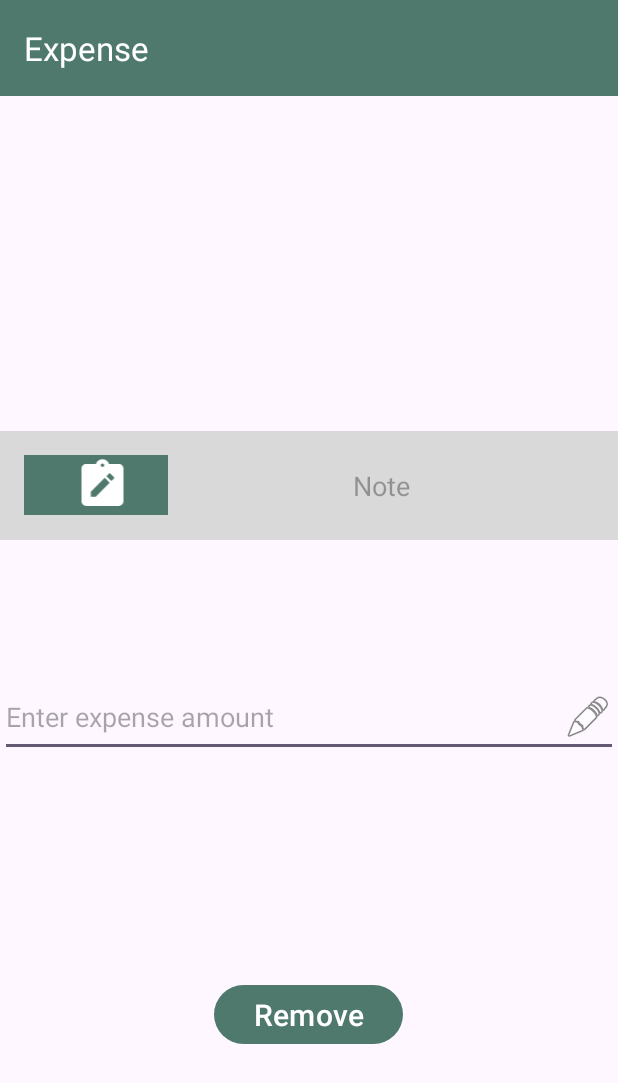
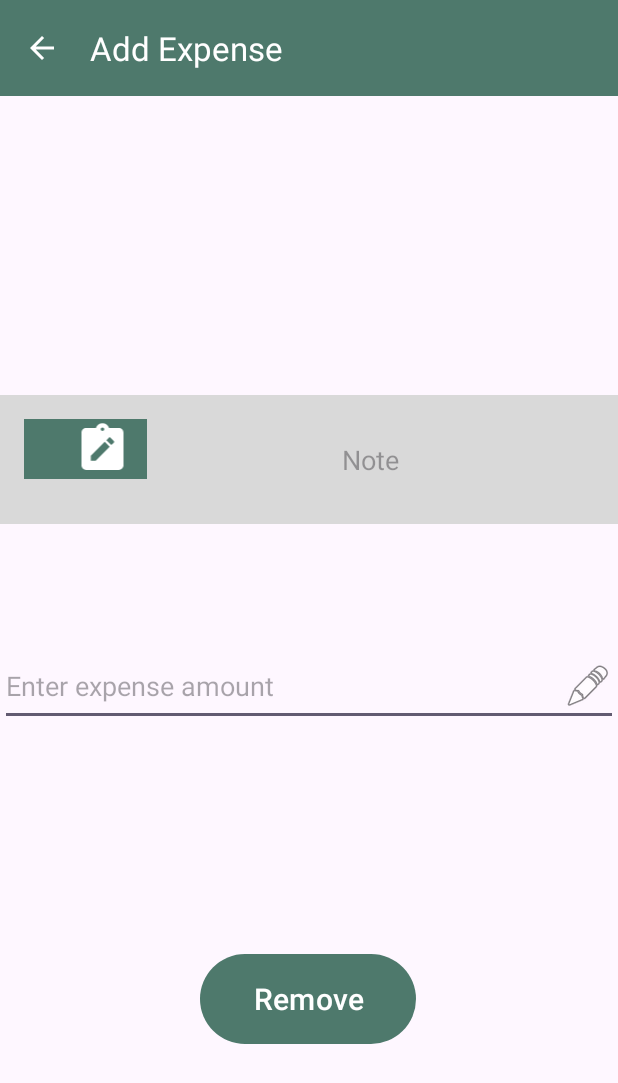
Before and after one commit to SA-Tester/Xpendy, an Android app: the AddExpense screen opened directly, with no data from a screen before it, on a phone screen of 412 x 824 dp. Shown: the top 1083 px of the screen. Run offline under Robolectric (Android 15) with nearby library versions, the phone set to English and light mode, and no system bars.

Commit message:
completing add expense code

```diff
--- a/app/src/main/res/layout/activity_add_expense.xml
+++ b/app/src/main/res/layout/activity_add_expense.xml
@@ -6,7 +6,6 @@
     android:layout_width="match_parent"
     android:layout_height="match_parent"
     tools:context=".AddExpense">
-
 
     <androidx.appcompat.widget.Toolbar
         android:id="@+id/toolbar"
@@ -19,28 +18,9 @@
         app:layout_constraintBottom_toTopOf="@+id/expense_amount"
         app:layout_constraintTop_toTopOf="parent"
         app:layout_constraintVertical_bias="0.0"
-        app:title="Expense"
+        app:title="Add Expense"
+        app:navigationIcon="@drawable/baseline_arrow_back_24"
         tools:layout_editor_absoluteX="-16dp" />
-
-
-    <!-- Add note -->
-
-
-    <Button
-        android:id="@+id/submitIncome"
-        android:layout_width="126dp"
-        android:layout_height="47dp"
-        android:layout_marginBottom="124dp"
-
-        android:layout_weight="1"
-        android:text="Remove"
-        android:textSize="20sp"
-        app:layout_constraintBottom_toBottomOf="parent"
-        app:layout_constraintEnd_toEndOf="parent"
-        app:layout_constraintHorizontal_bias="0.498"
-        app:layout_constraintStart_toStartOf="parent">
-
-    </Button>
 
     <EditText
         android:id="@+id/expense_amount"
@@ -55,7 +35,7 @@
         android:drawablePadding="8dp"
         android:hint="Enter expense amount"
         android:inputType="numberDecimal"
-        app:layout_constraintBottom_toTopOf="@+id/submitIncome"
+        app:layout_constraintBottom_toTopOf="@+id/submitExpense"
         tools:layout_editor_absoluteX="0dp" />
 
     <LinearLayout
@@ -84,25 +64,35 @@
                 android:layout_width="102dp"
                 android:layout_height="match_parent"
                 android:src="@drawable/baseline_note_alt_24"
-                android:tint="@android:color/white"
-
-                />
+                app:tint="@android:color/white" />
 
         </LinearLayout>
 
         <!-- Right side with input text field -->
         <EditText
-            android:id="@+id/note"
-            android:layout_width="0dp"
-            android:layout_height="wrap_content"
+            android:id="@+id/note_expense"
+            android:layout_width="wrap_content"
+            android:layout_height="54dp"
             android:layout_weight="3"
             android:background="@android:color/transparent"
             android:gravity="center"
             android:hint="Note"
             android:padding="8dp"
             android:textSize="18sp" />
+    </LinearLayout>
 
-    </LinearLayout>
+    <Button
+        android:id="@+id/submitExpense"
+        android:layout_width="144dp"
+        android:layout_height="68dp"
+        android:layout_marginBottom="124dp"
+        android:layout_weight="1"
+        android:text="Remove"
+        android:textSize="20sp"
+        app:layout_constraintBottom_toBottomOf="parent"
+        app:layout_constraintEnd_toEndOf="parent"
+        app:layout_constraintHorizontal_bias="0.498"
+        app:layout_constraintStart_toStartOf="parent"/>
 
 
 </androidx.constraintlayout.widget.ConstraintLayout>
```
Also changed, not shown: app/src/main/java/com/example/xpendy/AddExpense.kt (+39 -5 lines).
